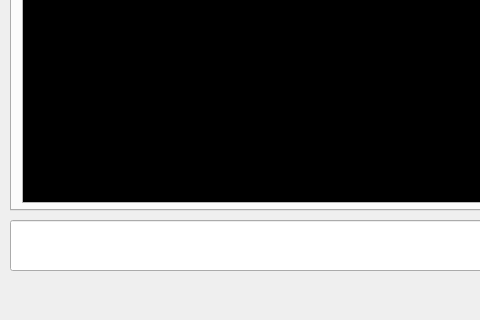
This is mainwindow.ui in drgoebbels/sabot as Qt 5 draws it before an edit; both pictures show x 0 to 480 and y 376 to 696 of the 997 by 696 pixel window. The edited form follows.
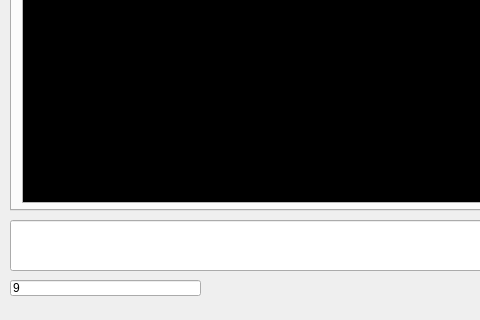
This is the edited form.

What changed in the file:
```diff
--- a/mainwindow.ui
+++ b/mainwindow.ui
@@ -10,9 +10,17 @@
     <height>696</height>
    </rect>
   </property>
+  <property name="font">
+   <font>
+    <stylestrategy>PreferDefault</stylestrategy>
+   </font>
+  </property>
   <property name="windowTitle">
    <string>MainWindow</string>
   </property>
+  <property name="documentMode">
+   <bool>false</bool>
+  </property>
   <widget class="QWidget" name="centralWidget">
    <widget class="QLineEdit" name="messageBox">
     <property name="geometry">
@@ -282,6 +290,22 @@
      <string>pm broadcast</string>
     </property>
    </widget>
+   <widget class="QLineEdit" name="messageType">
+    <property name="geometry">
+     <rect>
+      <x>10</x>
+      <y>620</y>
+      <width>191</width>
+      <height>16</height>
+     </rect>
+    </property>
+    <property name="text">
+     <string>9</string>
+    </property>
+    <property name="maxLength">
+     <number>100</number>
+    </property>
+   </widget>
   </widget>
   <widget class="QMenuBar" name="menuBar">
    <property name="geometry">
```
Left out of the diff: 12 changed lines with no effect on the pictures.
